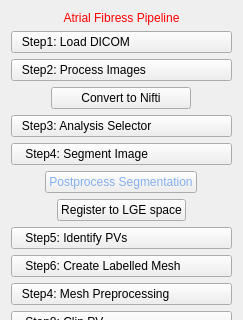
First picture: the form in CemrgApp/Plugins/kcl.cemrgapp.atrialfibres/src/internal/AtrialFibresViewControls.ui, repository OpenHeartDevelopers/CemrgApp, before the edit; both pictures show x 0 to 243 and y 0 to 320 of the 243 by 887 pixel window.
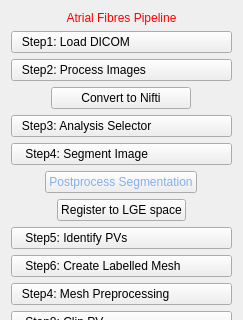
Second picture: the form after the edit.

Commit message: [minor-fix] Spelling mistakes in UI / changed function name

```diff
--- a/CemrgApp/Plugins/kcl.cemrgapp.atrialfibres/src/internal/AtrialFibresViewControls.ui
+++ b/CemrgApp/Plugins/kcl.cemrgapp.atrialfibres/src/internal/AtrialFibresViewControls.ui
@@ -26,7 +26,7 @@
       <string notr="true">QLabel { color: rgb(255, 0, 0) }</string>
      </property>
      <property name="text">
-      <string>Atrial Fibress Pipeline</string>
+      <string>Atrial Fibres Pipeline</string>
      </property>
      <property name="alignment">
       <set>Qt::AlignCenter</set>
```
The commit also changes 2 other files.
